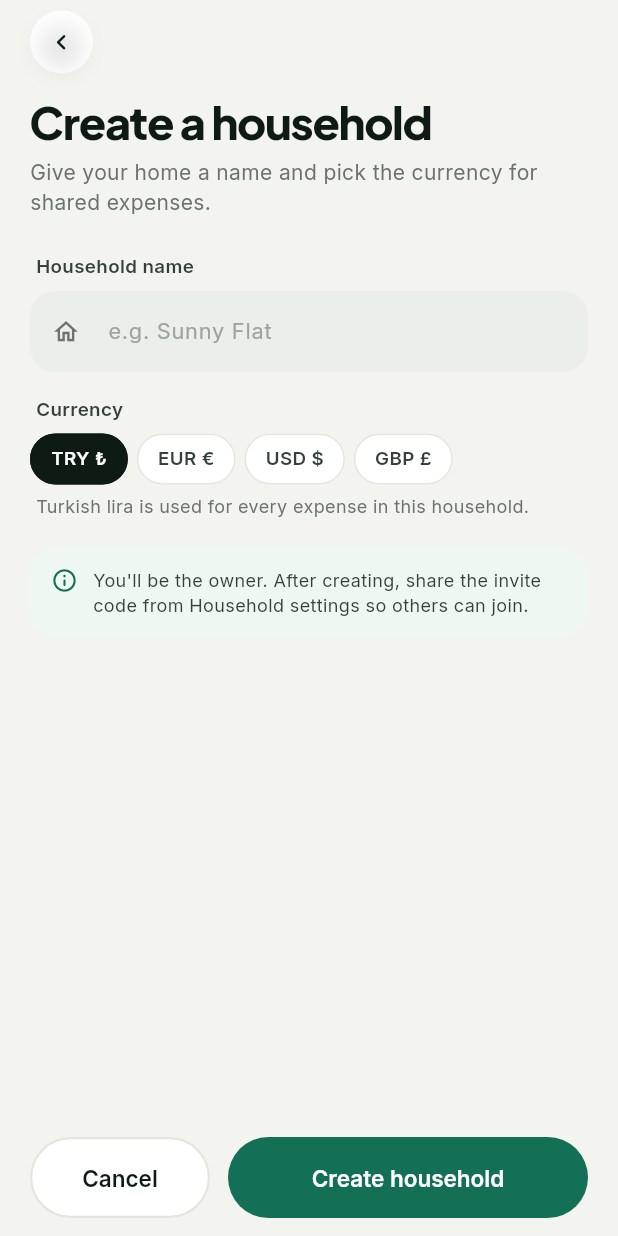
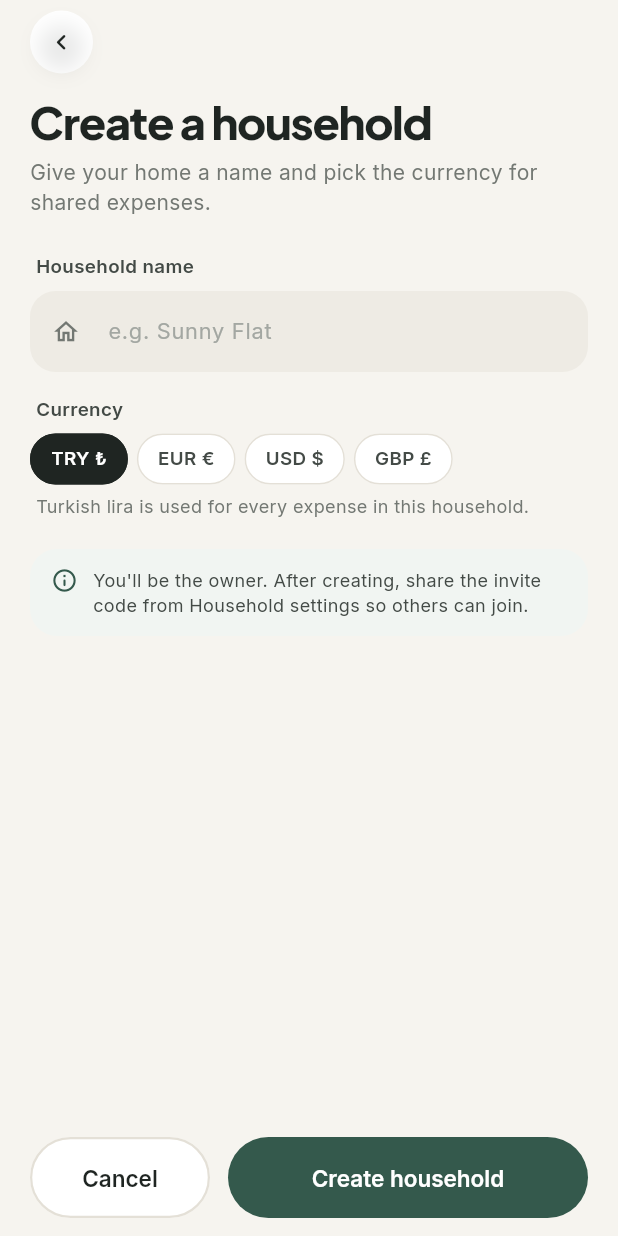
Before and after one commit to senakahya/cs310-HomeLoop, a Flutter app: the CreateHouseholdScreen screen opened by its route, on a phone screen of 412 x 824 dp. Run offline on Flutter 3.47's test engine with Material 3 defaults, Android fonts, the phone set to English and light mode, and no system bars; network calls fail.

Commit message:
feat(design): switch to the soft HomeLoop palette (no lime)

```diff
--- a/lib/theme/app_colors.dart
+++ b/lib/theme/app_colors.dart
@@ -1,41 +1,46 @@
 import 'package:flutter/material.dart';
 
-/// All colours used in HomeLoop. Values come from the Step 2.1 design system.
+/// All colours used in HomeLoop – a soft, muted palette (pine green, charcoal,
+/// warm ivory and champagne). Values come from the Step 2.1 design system.
 class AppColors {
   AppColors._();
 
   // Brand
-  static const Color primary = Color(0xFF136F55);
-  static const Color primaryDark = Color(0xFF0E5240);
-  static const Color primarySoft = Color(0xFFDDF0E7);
-  static const Color primaryTint = Color(0xFFEEF7F2);
-  static const Color lime = Color(0xFFD4F36A);
+  static const Color primary = Color(0xFF34594C);
+  static const Color primaryDark = Color(0xFF27463B);
+  static const Color primarySoft = Color(0xFFE3EBE6);
+  static const Color primaryTint = Color(0xFFF1F5F2);
+  /// Soft champagne accent (tab bar pill, highlights on dark cards).
+  static const Color accent = Color(0xFFE6D8BC);
+
+  /// Old name of [accent], kept so screens that still use it compile.
+  static const Color lime = accent;
 
   // Neutrals
-  static const Color ink = Color(0xFF0E1A14);
-  static const Color ink2 = Color(0xFF36403A);
-  static const Color muted = Color(0xFF6B736E);
-  static const Color faint = Color(0xFF9DA49F);
-  static const Color background = Color(0xFFF3F4F0);
+  static const Color ink = Color(0xFF1F2522);
+  static const Color ink2 = Color(0xFF434A46);
+  static const Color muted = Color(0xFF737873);
+  static const Color faint = Color(0xFFA3A7A2);
+  static const Color background = Color(0xFFF6F4EF);
   static const Color surface = Color(0xFFFFFFFF);
-  static const Color fill = Color(0xFFECEEE9);
-  static const Color line = Color(0xFFE3E5DF);
-  static const Color lineSoft = Color(0xFFEEF0EB);
+  static const Color fill = Color(0xFFEEEBE4);
+  static const Color line = Color(0xFFE4E0D7);
+  static const Color lineSoft = Color(0xFFEFECE6);
 
   // Status
-  static const Color amber = Color(0xFFE0901F);
-  static const Color amberSoft = Color(0xFFFCEFD7);
-  static const Color amberText = Color(0xFFA15F05);
-  static const Color red = Color(0xFFE0474F);
-  static const Color redSoft = Color(0xFFFDE8E9);
-  static const Color redText = Color(0xFF8E2534);
+  static const Color amber = Color(0xFFC08A3E);
+  static const Color amberSoft = Color(0xFFF5EBDB);
+  static const Color amberText = Color(0xFF8C6224);
+  static const Color red = Color(0xFFB5525B);
+  static const Color redSoft = Color(0xFFF6E4E5);
+  static const Color redText = Color(0xFF7E2F37);
 
   // Expenses module accent
-  static const Color indigo = Color(0xFF5A5FE0);
-  static const Color indigoSoft = Color(0xFFECEDFD);
+  static const Color indigo = Color(0xFF646A9E);
+  static const Color indigoSoft = Color(0xFFECEDF4);
 
   // Overlays & shadows (colours with alpha)
-  static const Color shadow = Color(0x1A0E1A14);
+  static const Color shadow = Color(0x1A1F2522);
   static const Color scrim = Color(0x800A120E);
   static const Color whiteMuted = Color(0xB3FFFFFF);
 }
--- a/lib/theme/app_theme.dart
+++ b/lib/theme/app_theme.dart
@@ -31,7 +31,7 @@ class AppTheme {
           fontFamily: AppTextStyles.bodyFont,
           color: Colors.white,
         ),
-        actionTextColor: AppColors.lime,
+        actionTextColor: AppColors.accent,
       ),
     );
   }
--- a/lib/widgets/app_button.dart
+++ b/lib/widgets/app_button.dart
@@ -4,7 +4,7 @@ import '../theme/app_colors.dart';
 import '../theme/app_spacing.dart';
 import '../theme/app_text_styles.dart';
 
-enum AppButtonStyle { primary, secondary, danger, dangerSoft, text, lime }
+enum AppButtonStyle { primary, secondary, danger, dangerSoft, text, accent }
 
 /// Pill-shaped button used everywhere (Primary action, Secondary / Cancel, …).
 class AppButton extends StatelessWidget {
@@ -52,8 +52,8 @@ class AppButton extends StatelessWidget {
         background = Colors.transparent;
         foreground = AppColors.primary;
         break;
-      case AppButtonStyle.lime:
-        background = AppColors.lime;
+      case AppButtonStyle.accent:
+        background = AppColors.accent;
         foreground = AppColors.ink;
         break;
     }
@@ -136,7 +136,7 @@ class CircleIconButton extends StatelessWidget {
           child: Icon(
             icon,
             size: 21,
-            color: iconColor ?? (dark ? AppColors.lime : AppColors.ink),
+            color: iconColor ?? (dark ? AppColors.accent : AppColors.ink),
           ),
         ),
       ),
--- a/lib/widgets/app_card.dart
+++ b/lib/widgets/app_card.dart
@@ -28,7 +28,7 @@ class AppCard extends StatelessWidget {
         borderRadius: BorderRadius.circular(AppRadius.card),
         boxShadow: shadow
             ? const [
-                BoxShadow(color: Color(0x0A0E1A14), blurRadius: 2, offset: Offset(0, 1)),
+                BoxShadow(color: Color(0x0A1F2522), blurRadius: 2, offset: Offset(0, 1)),
                 BoxShadow(color: AppColors.shadow, blurRadius: 26, offset: Offset(0, 10), spreadRadius: -16),
               ]
             : null,
--- a/lib/widgets/feedback_widgets.dart
+++ b/lib/widgets/feedback_widgets.dart
@@ -27,7 +27,7 @@ class InfoNote extends StatelessWidget {
         iconColor = AppColors.primary;
         break;
       case NoteTone.warning:
-        bg = const Color(0xFFFFF6E6);
+        bg = const Color(0xFFFAF3E7);
         iconColor = AppColors.amber;
         break;
       case NoteTone.error:
--- a/lib/widgets/floating_tab_bar.dart
+++ b/lib/widgets/floating_tab_bar.dart
@@ -9,7 +9,7 @@ class TabBarItem {
   const TabBarItem(this.label, this.icon);
 }
 
-/// Dark floating tab bar. The active tab is a lime pill with its label.
+/// Dark floating tab bar. The active tab is a champagne pill with its label.
 class FloatingTabBar extends StatelessWidget {
   final int currentIndex;
   final ValueChanged<int> onTap;
@@ -32,7 +32,7 @@ class FloatingTabBar extends StatelessWidget {
         color: AppColors.ink,
         borderRadius: BorderRadius.circular(33),
         boxShadow: const [
-          BoxShadow(color: Color(0x660E1A14), blurRadius: 30, offset: Offset(0, 18), spreadRadius: -14),
+          BoxShadow(color: Color(0x661F2522), blurRadius: 30, offset: Offset(0, 18), spreadRadius: -14),
         ],
       ),
       child: Row(
@@ -53,7 +53,7 @@ class FloatingTabBar extends StatelessWidget {
                     height: 48,
                     margin: const EdgeInsets.symmetric(horizontal: 2),
                     decoration: BoxDecoration(
-                      color: i == currentIndex ? AppColors.lime : Colors.transparent,
+                      color: i == currentIndex ? AppColors.accent : Colors.transparent,
                       borderRadius: BorderRadius.circular(24),
                     ),
                     child: Row(
```
